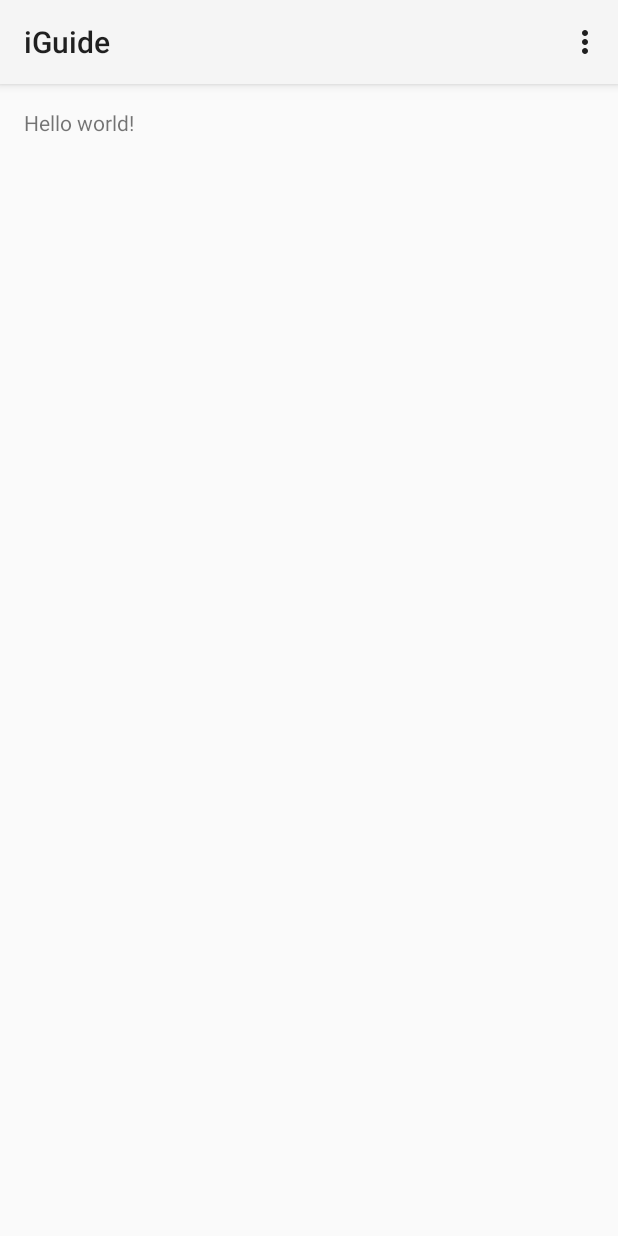
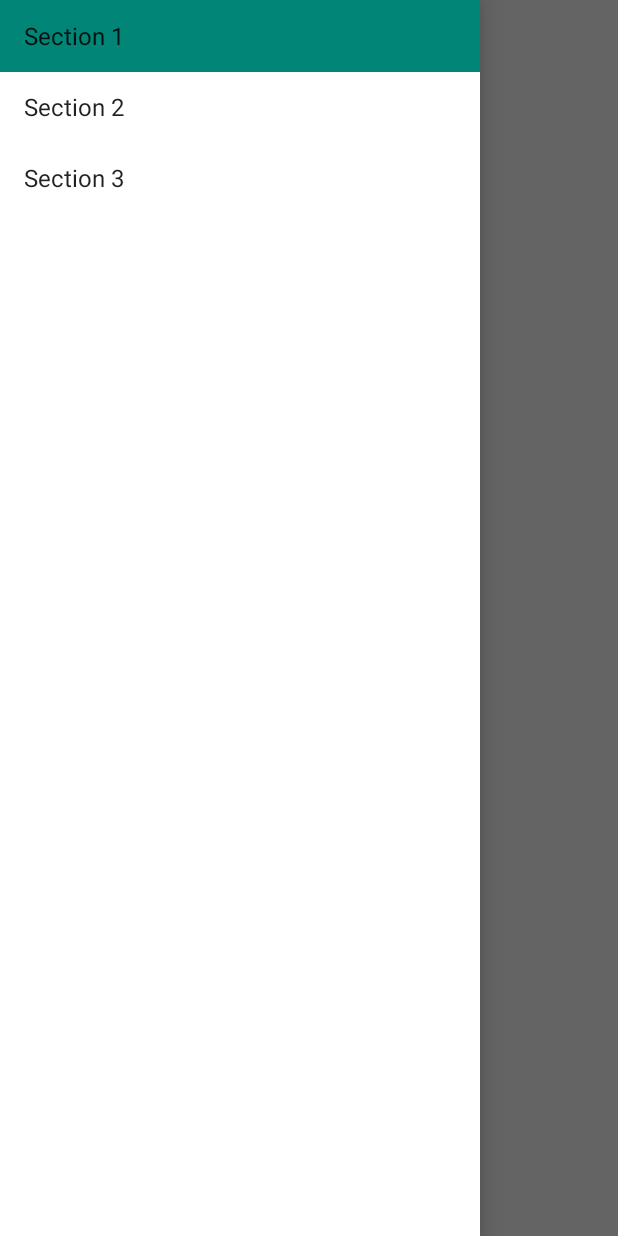
Before and after one commit to cammace/iGuide, an Android app: the screen it shows after launch (MainActivity), on a phone screen of 412 x 824 dp. Before the commit the screen is almost empty. Run offline under Robolectric (Android 15) with nearby library versions, the phone set to English and light mode, and no system bars; 2 statements that could not run were skipped.

Commit message:
Added the Navigation Drawer

```diff
--- a/app/build.gradle
+++ b/app/build.gradle
@@ -1,4 +1,3 @@
-// TODO finalize decision on Android versions, as well as, update versionName
 
 apply plugin: 'com.android.application'
 
@@ -23,4 +22,6 @@ android {
 
 dependencies {
     compile fileTree(dir: 'libs', include: ['*.jar'])
+    compile 'com.android.support:appcompat-v7:22.1.1' // added for the navigation drawer
+    //compile 'com.android.support:appcompat-v4:22.0.0'
 }
--- a/app/src/main/java/team6/iguide/MainActivity.java
+++ b/app/src/main/java/team6/iguide/MainActivity.java
@@ -1,24 +1,98 @@
 package team6.iguide;
 
 import android.app.Activity;
+
+import android.app.ActionBar;
+import android.app.Fragment;
+import android.app.FragmentManager;
+import android.content.Context;
+import android.os.Build;
 import android.os.Bundle;
+import android.view.Gravity;
+import android.view.LayoutInflater;
 import android.view.Menu;
 import android.view.MenuItem;
+import android.view.View;
+import android.view.ViewGroup;
+import android.support.v4.widget.DrawerLayout;
+import android.widget.ArrayAdapter;
+import android.widget.TextView;
 
 
-public class MainActivity extends Activity {
+public class MainActivity extends Activity
+        implements NavigationDrawerFragment.NavigationDrawerCallbacks {
+
+    /**
+     * Fragment managing the behaviors, interactions and presentation of the navigation drawer.
+     */
+    private NavigationDrawerFragment mNavigationDrawerFragment;
+
+    /**
+     * Used to store the last screen title. For use in {@link #restoreActionBar()}.
+     */
+    private CharSequence mTitle;
 
     @Override
     protected void onCreate(Bundle savedInstanceState) {
         super.onCreate(savedInstanceState);
         setContentView(R.layout.activity_main);
+
+        // Hide the Action Bar on top (We don't need it)
+        assert getActionBar() != null;
+        getActionBar().hide();
+
+        mNavigationDrawerFragment = (NavigationDrawerFragment)
+                getFragmentManager().findFragmentById(R.id.navigation_drawer);
+        mTitle = getTitle();
+
+        // Set up the drawer.
+        mNavigationDrawerFragment.setUp(
+                R.id.navigation_drawer,
+                (DrawerLayout) findViewById(R.id.drawer_layout));
     }
 
     @Override
+    public void onNavigationDrawerItemSelected(int position) {
+        // Update the main content by replacing fragments
+        FragmentManager fragmentManager = getFragmentManager();
+        fragmentManager.beginTransaction()
+                .replace(R.id.container, PlaceholderFragment.newInstance(position + 1))
+                .commit();
+    }
+
+    public void onSectionAttached(int number) {
+        switch (number) {
+            case 1:
+                mTitle = getString(R.string.title_section1);
+                break;
+            case 2:
+                mTitle = getString(R.string.title_section2);
+                break;
+            case 3:
+                mTitle = getString(R.string.title_section3);
+                break;
+        }
+    }
+
+    public void restoreActionBar() {
+        ActionBar actionBar = getActionBar();
+        actionBar.setNavigationMode(ActionBar.NAVIGATION_MODE_STANDARD);
+        actionBar.setDisplayShowTitleEnabled(true);
+        actionBar.setTitle(mTitle);
+    }
+
+
+    @Override
     public boolean onCreateOptionsMenu(Menu menu) {
-        // Inflate the menu; this adds items to the action bar if it is present.
-        getMenuInflater().inflate(R.menu.menu_main, menu);
-        return true;
+        if (!mNavigationDrawerFragment.isDrawerOpen()) {
+            // Only show items in the action bar relevant to this screen
+            // if the drawer is not showing. Otherwise, let the drawer
+            // decide what to show in the action bar.
+            getMenuInflater().inflate(R.menu.main, menu);
+            restoreActionBar();
+            return true;
+        }
+        return super.onCreateOptionsMenu(menu);
     }
 
     @Override
@@ -35,4 +109,45 @@ public class MainActivity extends Activity {
 
         return super.onOptionsItemSelected(item);
     }
+
+    /**
+     * A placeholder fragment containing a simple view.
+     */
+    public static class PlaceholderFragment extends Fragment {
+        /**
+         * The fragment argument representing the section number for this
+         * fragment.
+         */
+        private static final String ARG_SECTION_NUMBER = "section_number";
+
+        /**
+         * Returns a new instance of this fragment for the given section
+         * number.
+         */
+        public static PlaceholderFragment newInstance(int sectionNumber) {
+            PlaceholderFragment fragment = new PlaceholderFragment();
+            Bundle args = new Bundle();
+            args.putInt(ARG_SECTION_NUMBER, sectionNumber);
+            fragment.setArguments(args);
+            return fragment;
+        }
+
+        public PlaceholderFragment() {
+        }
+
+        @Override
+        public View onCreateView(LayoutInflater inflater, ViewGroup container,
+                                 Bundle savedInstanceState) {
+            View rootView = inflater.inflate(R.layout.fragment_main, container, false);
+            return rootView;
+        }
+
+        @Override
+        public void onAttach(Activity activity) {
+            super.onAttach(activity);
+            ((MainActivity) activity).onSectionAttached(
+                    getArguments().getInt(ARG_SECTION_NUMBER));
+        }
+    }
+
 }
--- /dev/null
+++ b/app/src/main/java/team6/iguide/NavigationDrawerFragment.java
@@ -0,0 +1,282 @@
+package team6.iguide;
+
+
+import android.app.ActionBar;
+import android.app.Activity;
+import android.app.Fragment;
+import android.content.SharedPreferences;
+import android.content.res.Configuration;
+import android.os.Bundle;
+import android.preference.PreferenceManager;
+import android.support.v4.app.ActionBarDrawerToggle;
+import android.support.v4.view.GravityCompat;
+import android.support.v4.widget.DrawerLayout;
+import android.view.LayoutInflater;
+import android.view.Menu;
+import android.view.MenuInflater;
+import android.view.MenuItem;
+import android.view.View;
+import android.view.ViewGroup;
+import android.widget.AdapterView;
+import android.widget.ArrayAdapter;
+import android.widget.ListView;
+import android.widget.Toast;
+
+/**
+ * Fragment used for managing interactions for and presentation of a navigation drawer.
+ * See the <a href="https://developer.android.com/design/patterns/navigation-drawer.html#Interaction">
+ * design guidelines</a> for a complete explanation of the behaviors implemented here.
+ */
+public class NavigationDrawerFragment extends Fragment {
+
+    /**
+     * Remember the position of the selected item.
+     */
+    private static final String STATE_SELECTED_POSITION = "selected_navigation_drawer_position";
+
+    /**
+     * Per the design guidelines, you should show the drawer on launch until the user manually
+     * expands it. This shared preference tracks this.
+     */
+    private static final String PREF_USER_LEARNED_DRAWER = "navigation_drawer_learned";
+
+    /**
+     * A pointer to the current callbacks instance (the Activity).
+     */
+    private NavigationDrawerCallbacks mCallbacks;
+
+    /**
+     * Helper component that ties the action bar to the navigation drawer.
+     */
+    private ActionBarDrawerToggle mDrawerToggle;
+
+    private DrawerLayout mDrawerLayout;
+    private ListView mDrawerListView;
+    private View mFragmentContainerView;
+
+    private int mCurrentSelectedPosition = 0;
+    private boolean mFromSavedInstanceState;
+    private boolean mUserLearnedDrawer;
+
+    public NavigationDrawerFragment() {
+    }
+
+    @Override
+    public void onCreate(Bundle savedInstanceState) {
+        super.onCreate(savedInstanceState);
+
+        // Read in the flag indicating whether or not the user has demonstrated awareness of the
+        // drawer. See PREF_USER_LEARNED_DRAWER for details.
+        SharedPreferences sp = PreferenceManager.getDefaultSharedPreferences(getActivity());
+        mUserLearnedDrawer = sp.getBoolean(PREF_USER_LEARNED_DRAWER, false);
+
+        if (savedInstanceState != null) {
+            mCurrentSelectedPosition = savedInstanceState.getInt(STATE_SELECTED_POSITION);
+            mFromSavedInstanceState = true;
+        }
+
+        // Select either the default item (0) or the last selected item.
+        selectItem(mCurrentSelectedPosition);
+    }
+
+    @Override
+    public void onActivityCreated(Bundle savedInstanceState) {
+        super.onActivityCreated(savedInstanceState);
+        // Indicate that this fragment would like to influence the set of actions in the action bar.
+        setHasOptionsMenu(true);
+    }
+
+    @Override
+    public View onCreateView(LayoutInflater inflater, ViewGroup container,
+                             Bundle savedInstanceState) {
+        mDrawerListView = (ListView) inflater.inflate(
+                R.layout.fragment_navigation_drawer, container, false);
+        mDrawerListView.setOnItemClickListener(new AdapterView.OnItemClickListener() {
+            @Override
+            public void onItemClick(AdapterView<?> parent, View view, int position, long id) {
+                selectItem(position);
+            }
+        });
+        mDrawerListView.setAdapter(new ArrayAdapter<String>(
+                getActionBar().getThemedContext(),
+                android.R.layout.simple_list_item_activated_1,
+                android.R.id.text1,
+                new String[]{
+                        getString(R.string.title_section1),
+                        getString(R.string.title_section2),
+                        getString(R.string.title_section3),
+                }));
+        mDrawerListView.setItemChecked(mCurrentSelectedPosition, true);
+        return mDrawerListView;
+    }
+
+    public boolean isDrawerOpen() {
+        return mDrawerLayout != null && mDrawerLayout.isDrawerOpen(mFragmentContainerView);
+    }
+
+    /**
+     * Users of this fragment must call this method to set up the navigation drawer interactions.
+     *
+     * @param fragmentId   The android:id of this fragment in its activity's layout.
+     * @param drawerLayout The DrawerLayout containing this fragment's UI.
+     */
+    public void setUp(int fragmentId, DrawerLayout drawerLayout) {
+        mFragmentContainerView = getActivity().findViewById(fragmentId);
+        mDrawerLayout = drawerLayout;
+
+        // set a custom shadow that overlays the main content when the drawer opens
+        mDrawerLayout.setDrawerShadow(R.drawable.drawer_shadow, GravityCompat.START);
+        // set up the drawer's list view with items and click listener
+
+        ActionBar actionBar = getActionBar();
+        actionBar.setDisplayHomeAsUpEnabled(true);
+        actionBar.setHomeButtonEnabled(true);
+
+        // ActionBarDrawerToggle ties together the the proper interactions
+        // between the navigation drawer and the action bar app icon.
+        mDrawerToggle = new ActionBarDrawerToggle(
+                getActivity(),                    /* host Activity */
+                mDrawerLayout,                    /* DrawerLayout object */
+                R.drawable.ic_drawer,             /* nav drawer image to replace 'Up' caret */
+                R.string.navigation_drawer_open,  /* "open drawer" description for accessibility */
+                R.string.navigation_drawer_close  /* "close drawer" description for accessibility */
+        ) {
+            @Override
+            public void onDrawerClosed(View drawerView) {
+                super.onDrawerClosed(drawerView);
+                if (!isAdded()) {
+                    return;
+                }
+
+                getActivity().invalidateOptionsMenu(); // calls onPrepareOptionsMenu()
+            }
+
+            @Override
+            public void onDrawerOpened(View drawerView) {
+                super.onDrawerOpened(drawerView);
+                if (!isAdded()) {
+                    return;
+                }
+
+                if (!mUserLearnedDrawer) {
+                    // The user manually opened the drawer; store this flag to prevent auto-showing
+                    // the navigation drawer automatically in the future.
+                    mUserLearnedDrawer = true;
+                    SharedPreferences sp = PreferenceManager
+                            .getDefaultSharedPreferences(getActivity());
+                    sp.edit().putBoolean(PREF_USER_LEARNED_DRAWER, true).apply();
+                }
+
+                getActivity().invalidateOptionsMenu(); // calls onPrepareOptionsMenu()
+            }
+        };
+
+        // If the user hasn't 'learned' about the drawer, open it to introduce them to the drawer,
+        // per the navigation drawer design guidelines.
+        if (!mUserLearnedDrawer && !mFromSavedInstanceState) {
+            mDrawerLayout.openDrawer(mFragmentContainerView);
+        }
+
+        // Defer code dependent on restoration of previous instance state.
+        mDrawerLayout.post(new Runnable() {
+            @Override
+            public void run() {
+                mDrawerToggle.syncState();
+            }
+        });
+
+        mDrawerLayout.setDrawerListener(mDrawerToggle);
+    }
+
+    private void selectItem(int position) {
+        mCurrentSelectedPosition = position;
+        if (mDrawerListView != null) {
+            mDrawerListView.setItemChecked(position, true);
+        }
+        if (mDrawerLayout != null) {
+            mDrawerLayout.closeDrawer(mFragmentContainerView);
+        }
+        if (mCallbacks != null) {
+            mCallbacks.onNavigationDrawerItemSelected(position);
+        }
+    }
+
+    @Override
+    public void onAttach(Activity activity) {
+        super.onAttach(activity);
+        try {
+            mCallbacks = (NavigationDrawerCallbacks) activity;
+        } catch (ClassCastException e) {
+            throw new ClassCastException("Activity must implement NavigationDrawerCallbacks.");
+        }
+    }
+
+    @Override
+    public void onDetach() {
+        super.onDetach();
+        mCallbacks = null;
+    }
+
+    @Override
+    public void onSaveInstanceState(Bundle outState) {
+        super.onSaveInstanceState(outState);
+        outState.putInt(STATE_SELECTED_POSITION, mCurrentSelectedPosition);
+    }
+
+    @Override
+    public void onConfigurationChanged(Configuration newConfig) {
+        super.onConfigurationChanged(newConfig);
+        // Forward the new configuration the drawer toggle component.
+        mDrawerToggle.onConfigurationChanged(newConfig);
+    }
+
+    @Override
+    public void onCreateOptionsMenu(Menu menu, MenuInflater inflater) {
+        // If the drawer is open, show the global app actions in the action bar. See also
+        // showGlobalContextActionBar, which controls the top-left area of the action bar.
+        if (mDrawerLayout != null && isDrawerOpen()) {
+            inflater.inflate(R.menu.global, menu);
+            showGlobalContextActionBar();
+        }
+        super.onCreateOptionsMenu(menu, inflater);
+    }
+
+    @Override
+    public boolean onOptionsItemSelected(MenuItem item) {
+        if (mDrawerToggle.onOptionsItemSelected(item)) {
+            return true;
+        }
+
+        if (item.getItemId() == R.id.action_example) {
+            Toast.makeText(getActivity(), "Example action.", Toast.LENGTH_SHORT).show();
+            return true;
+        }
+
+        return super.onOptionsItemSelected(item);
+    }
+
+    /**
+     * Per the navigation drawer design guidelines, updates the action bar to show the global app
+     * 'context', rather than just what's in the current screen.
+     */
+    private void showGlobalContextActionBar() {
+        ActionBar actionBar = getActionBar();
+        actionBar.setDisplayShowTitleEnabled(true);
+        actionBar.setNavigationMode(ActionBar.NAVIGATION_MODE_STANDARD);
+        actionBar.setTitle(R.string.app_name);
+    }
+
+    private ActionBar getActionBar() {
+        return getActivity().getActionBar();
+    }
+
+    /**
+     * Callbacks interface that all activities using this fragment must implement.
+     */
+    public static interface NavigationDrawerCallbacks {
+        /**
+         * Called when an item in the navigation drawer is selected.
+         */
+        void onNavigationDrawerItemSelected(int position);
+    }
+}
--- a/app/src/main/res/layout/activity_main.xml
+++ b/app/src/main/res/layout/activity_main.xml
@@ -1,12 +1,25 @@
-<RelativeLayout xmlns:android="http://schemas.android.com/apk/res/android"
-    xmlns:tools="http://schemas.android.com/tools" android:layout_width="match_parent"
-    android:layout_height="match_parent" android:paddingLeft="@dimen/activity_horizontal_margin"
-    android:paddingRight="@dimen/activity_horizontal_margin"
-    android:paddingTop="@dimen/activity_vertical_margin"
-    android:paddingBottom="@dimen/activity_vertical_margin" tools:context=".MainActivity">
+<!-- A DrawerLayout is intended to be used as the top-level content view using match_parent for both width and height to consume the full space available. -->
+<android.support.v4.widget.DrawerLayout xmlns:android="http://schemas.android.com/apk/res/android"
+    xmlns:tools="http://schemas.android.com/tools" android:id="@+id/drawer_layout"
+    android:layout_width="match_parent" android:layout_height="match_parent"
+    tools:context=".MainActivity">
 
-    <TextView android:text="@string/hello_world" android:layout_width="wrap_content"
-        android:layout_height="wrap_content"
-        android:id="@+id/hello_world" />
+    <!-- As the main content view, the view below consumes the entire
+         space available using match_parent in both dimensions. -->
+    <FrameLayout android:id="@+id/container" android:layout_width="match_parent"
+        android:layout_height="match_parent" />
 
-</RelativeLayout>
+    <!-- android:layout_gravity="start" tells DrawerLayout to treat
+         this as a sliding drawer on the left side for left-to-right
+         languages and on the right side for right-to-left languages.
+         If you're not building against API 17 or higher, use
+         android:layout_gravity="left" instead. -->
+    <!-- The drawer is given a fixed width in dp and extends the full height of
+         the container. -->
+    <fragment android:id="@+id/navigation_drawer"
+        android:layout_width="@dimen/navigation_drawer_width"
+        android:layout_height="match_parent"
+        android:layout_gravity="start" android:name="team6.iguide.NavigationDrawerFragment"
+        tools:layout="@layout/fragment_navigation_drawer" />
+
+</android.support.v4.widget.DrawerLayout>
--- /dev/null
+++ b/app/src/main/res/layout/fragment_main.xml
@@ -0,0 +1,12 @@
+<RelativeLayout xmlns:android="http://schemas.android.com/apk/res/android"
+    xmlns:tools="http://schemas.android.com/tools" android:layout_width="match_parent"
+    android:layout_height="match_parent" android:paddingLeft="@dimen/activity_horizontal_margin"
+    android:paddingRight="@dimen/activity_horizontal_margin"
+    android:paddingTop="@dimen/activity_vertical_margin"
+    android:paddingBottom="@dimen/activity_vertical_margin"
+    tools:context=".MainActivity$PlaceholderFragment">
+
+    <TextView android:id="@+id/section_label" android:layout_width="wrap_content"
+        android:layout_height="wrap_content" />
+
+</RelativeLayout>
--- /dev/null
+++ b/app/src/main/res/layout/fragment_navigation_drawer.xml
@@ -0,0 +1,11 @@
+<ListView xmlns:android="http://schemas.android.com/apk/res/android"
+    xmlns:tools="http://schemas.android.com/tools"
+    android:layout_width="match_parent"
+    android:layout_height="match_parent"
+    android:choiceMode="singleChoice"
+    android:divider="@android:color/transparent"
+    android:dividerHeight="0dp"
+    android:background="#ffffff"
+    tools:context=".NavigationDrawerFragment"
+
+     />
--- a/app/src/main/res/menu/menu_main.xml
+++ b/app/src/main/res/menu/global.xml
@@ -1,5 +1,4 @@
-<menu xmlns:android="http://schemas.android.com/apk/res/android"
-    xmlns:tools="http://schemas.android.com/tools" tools:context=".MainActivity">
+<menu xmlns:android="http://schemas.android.com/apk/res/android">
     <item android:id="@+id/action_settings" android:title="@string/action_settings"
         android:orderInCategory="100" android:showAsAction="never" />
 </menu>
--- /dev/null
+++ b/app/src/main/res/menu/main.xml
@@ -0,0 +1,7 @@
+<menu xmlns:android="http://schemas.android.com/apk/res/android"
+    xmlns:tools="http://schemas.android.com/tools" tools:context=".MainActivity">
+    <item android:id="@+id/action_example" android:title="@string/action_example"
+        android:showAsAction="withText|ifRoom" />
+    <item android:id="@+id/action_settings" android:title="@string/action_settings"
+        android:orderInCategory="100" android:showAsAction="never" />
+</menu>
--- a/app/src/main/res/values/dimens.xml
+++ b/app/src/main/res/values/dimens.xml
@@ -2,4 +2,8 @@
     <!-- Default screen margins, per the Android Design guidelines. -->
     <dimen name="activity_horizontal_margin">16dp</dimen>
     <dimen name="activity_vertical_margin">16dp</dimen>
+
+    <!-- Per the design guidelines, navigation drawers should be between 240dp and 320dp:
+         https://developer.android.com/design/patterns/navigation-drawer.html -->
+    <dimen name="navigation_drawer_width">320dp</dimen>
 </resources>
--- a/app/src/main/res/values/strings.xml
+++ b/app/src/main/res/values/strings.xml
@@ -1,6 +1,14 @@
 <resources>
     <string name="app_name">iGuide</string>
 
-    <string name="hello_world">Hello world!</string>
+    <string name="title_section1">Section 1</string>
+    <string name="title_section2">Section 2</string>
+    <string name="title_section3">Section 3</string>
+
+    <string name="navigation_drawer_open">Open navigation drawer</string>
+    <string name="navigation_drawer_close">Close navigation drawer</string>
+
+    <string name="action_example">Example action</string>
+
     <string name="action_settings">Settings</string>
 </resources>
--- a/app/src/main/res/values/styles.xml
+++ b/app/src/main/res/values/styles.xml
@@ -3,6 +3,7 @@
     <!-- Base application theme. -->
     <style name="AppTheme" parent="android:Theme.Holo.Light.DarkActionBar">
         <!-- Customize your theme here. -->
+
     </style>
 
 </resources>
```
Also changed, not shown: app/src/main/res/drawable-hdpi/drawer_shadow.9.png (added), app/src/main/res/drawable-hdpi/ic_drawer.png (added), app/src/main/res/drawable-mdpi/drawer_shadow.9.png (added), app/src/main/res/drawable-mdpi/ic_drawer.png (added), app/src/main/res/drawable-xhdpi/drawer_shadow.9.png (added), app/src/main/res/drawable-xhdpi/ic_drawer.png (added), app/src/main/res/drawable-xxhdpi/drawer_shadow.9.png (added), app/src/main/res/drawable-xxhdpi/ic_drawer.png (added), 2 other files.
